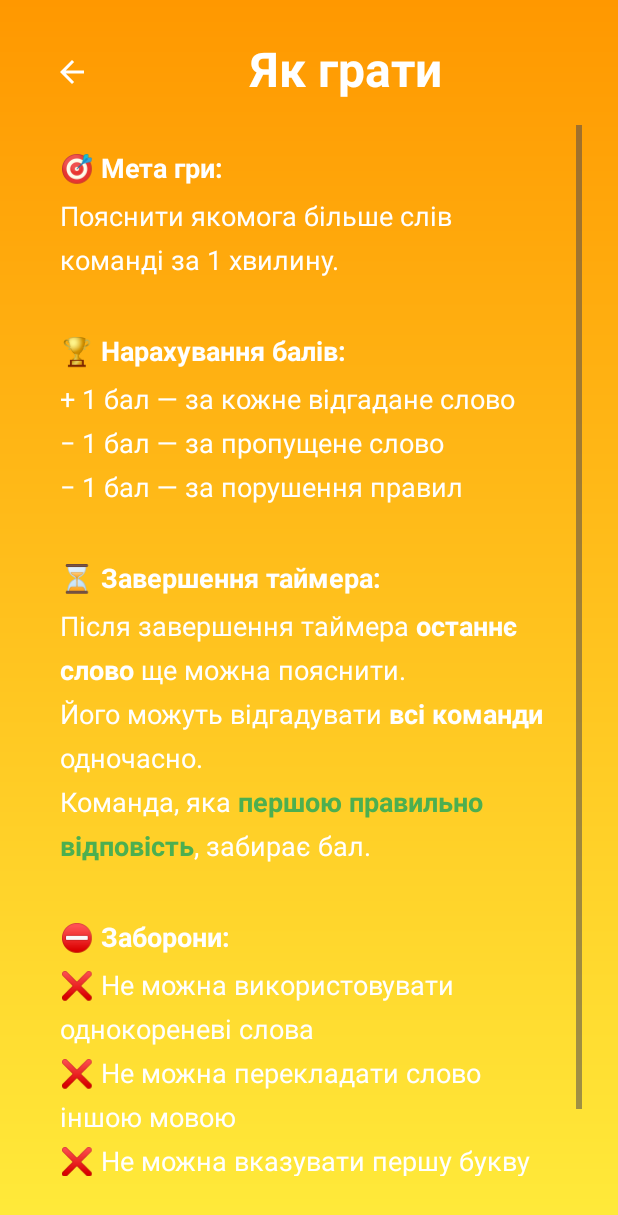
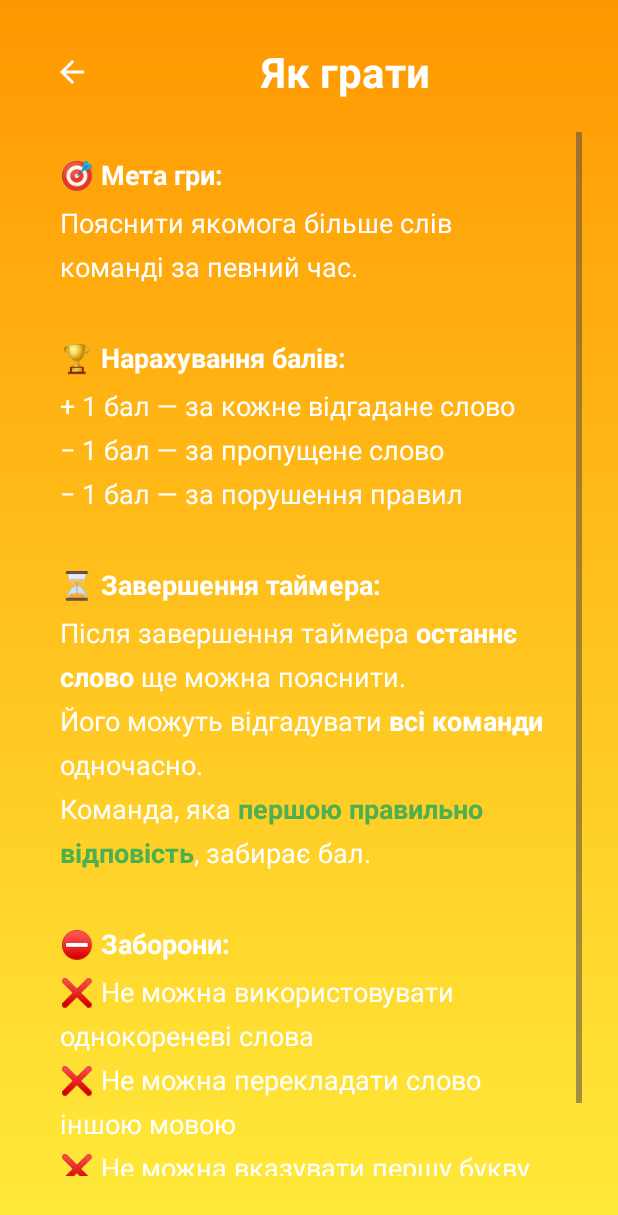
Before and after one commit to YevhenPavlenko/Alias, an Android app: the RuleActivity screen opened directly, with no data from a screen before it, on a phone screen of 412 x 824 dp. Shown: the top 1215 px of the screen. Run offline under Robolectric (Android 15) with nearby library versions, the phone set to English and light mode, and no system bars.

Commit message:
Created new page, universal header, adjustments for rules 1. Created page for choosing game mode 2. Now universal header with title and back button is located in separate layout, view_page_header.xml 3. Rules of the game were adjusted for future functionality

```diff
--- a/app/src/main/AndroidManifest.xml
+++ b/app/src/main/AndroidManifest.xml
@@ -23,6 +23,8 @@
         </activity>
         <activity android:name=".ui.rules.RuleActivity"
             android:exported="false" />
+        <activity android:name=".ui.gamemode.GameModeActivity"
+            android:exported="false" />
     </application>
 
 </manifest>
--- a/app/src/main/java/com/example/alias/ui/base/BaseActivity.java
+++ b/app/src/main/java/com/example/alias/ui/base/BaseActivity.java
@@ -3,10 +3,15 @@ package com.example.alias.ui.base;
 import android.content.Intent;
 import android.os.Bundle;
 import android.view.View;
+import android.widget.ImageButton;
+import android.widget.TextView;
 import android.widget.Toast;
 
 import androidx.annotation.Nullable;
+import androidx.annotation.StringRes;
 import androidx.appcompat.app.AppCompatActivity;
+
+import com.example.alias.R;
 
 public abstract class BaseActivity extends AppCompatActivity {
 
@@ -30,4 +35,20 @@ public abstract class BaseActivity extends AppCompatActivity {
         intent.setFlags(Intent.FLAG_ACTIVITY_CLEAR_TOP | Intent.FLAG_ACTIVITY_SINGLE_TOP);
         startActivity(intent);
     }
+
+    protected void setupHeader(String title) {
+        TextView tvTitle = findViewById(R.id.tvTitle);
+        if (tvTitle != null) {
+            tvTitle.setText(title);
+        }
+
+        ImageButton btnBack = findViewById(R.id.btnBack);
+        if (btnBack != null) {
+            btnBack.setOnClickListener(v -> finish());
+        }
+    }
+
+    protected void setupHeader(@StringRes int titleResId) {
+        setupHeader(getString(titleResId));
+    }
 }
--- a/app/src/main/java/com/example/alias/ui/main/MainActivity.java
+++ b/app/src/main/java/com/example/alias/ui/main/MainActivity.java
@@ -8,6 +8,7 @@ import androidx.activity.OnBackPressedCallback;
 
 import com.example.alias.R;
 import com.example.alias.ui.base.BaseActivity;
+import com.example.alias.ui.gamemode.GameModeActivity;
 import com.example.alias.ui.rules.RuleActivity;
 
 public class MainActivity extends BaseActivity {
@@ -28,6 +29,7 @@ public class MainActivity extends BaseActivity {
 
         animateButtons(btnPlay, btnHowToPlay, btnHistory, btnSettings, btnExit);
 
+        btnPlay.setOnClickListener(v -> navigateTo(GameModeActivity.class));
         btnHowToPlay.setOnClickListener(v -> navigateTo(RuleActivity.class));
         btnExit.setOnClickListener(v -> finish());
 
--- a/app/src/main/java/com/example/alias/ui/rules/RuleActivity.java
+++ b/app/src/main/java/com/example/alias/ui/rules/RuleActivity.java
@@ -13,9 +13,9 @@ public class RuleActivity extends BaseActivity {
     protected void onCreate(Bundle savedInstanceState) {
         super.onCreate(savedInstanceState);
         setContentView(R.layout.activity_rules);
+        setupHeader(R.string.rules);
 
         TextView tvRules = findViewById(R.id.tvRules);
         tvRules.setText(Html.fromHtml(getString(R.string.game_rules), Html.FROM_HTML_MODE_LEGACY));
-        findViewById(R.id.btnBack).setOnClickListener(v -> finish());
     }
 }
--- a/app/src/main/res/layout/activity_rules.xml
+++ b/app/src/main/res/layout/activity_rules.xml
@@ -7,30 +7,11 @@
     android:background="@drawable/bg_gradient"
     android:padding="24dp">
 
-    <ImageButton
-        android:id="@+id/btnBack"
-        android:layout_width="48dp"
-        android:layout_height="48dp"
-        android:background="?attr/selectableItemBackgroundBorderless"
-        android:src="@drawable/ic_arrow_back"
-        android:contentDescription="@string/back"
-        app:tint="@android:color/white"
-        app:layout_constraintTop_toTopOf="parent"
-        app:layout_constraintStart_toStartOf="parent" />
-
-    <TextView
-        android:id="@+id/tvRulesTitle"
-        android:layout_width="0dp"
-        android:layout_height="wrap_content"
-        android:text="@string/rules"
-        android:textColor="@android:color/white"
-        android:textSize="32sp"
-        android:textStyle="bold"
-        android:gravity="center"
-        app:layout_constraintTop_toTopOf="parent"
-        app:layout_constraintStart_toEndOf="@+id/btnBack"
-        app:layout_constraintEnd_toEndOf="parent"
-        app:layout_constraintBottom_toTopOf="@+id/scrollView" />
+    <include
+        android:id="@+id/header"
+        layout="@layout/view_page_header"
+        android:layout_width="match_parent"
+        android:layout_height="wrap_content" />
 
     <ScrollView
         android:id="@+id/scrollView"
@@ -38,7 +19,7 @@
         android:layout_height="0dp"
         android:layout_marginTop="16dp"
         android:layout_marginBottom="16dp"
-        app:layout_constraintTop_toBottomOf="@+id/tvRulesTitle"
+        app:layout_constraintTop_toBottomOf="@+id/header"
         app:layout_constraintBottom_toBottomOf="parent"
         app:layout_constraintStart_toStartOf="parent"
         app:layout_constraintEnd_toEndOf="parent">
--- /dev/null
+++ b/app/src/main/res/layout/view_page_header.xml
@@ -0,0 +1,31 @@
+<?xml version="1.0" encoding="utf-8"?>
+<androidx.constraintlayout.widget.ConstraintLayout xmlns:android="http://schemas.android.com/apk/res/android"
+    xmlns:app="http://schemas.android.com/apk/res-auto"
+    android:layout_width="match_parent"
+    android:layout_height="wrap_content">
+
+    <ImageButton
+        android:id="@+id/btnBack"
+        android:layout_width="48dp"
+        android:layout_height="48dp"
+        android:background="?attr/selectableItemBackgroundBorderless"
+        android:contentDescription="@string/back"
+        android:src="@drawable/ic_arrow_back"
+        app:layout_constraintStart_toStartOf="parent"
+        app:layout_constraintTop_toTopOf="parent"
+        app:tint="@android:color/white" />
+
+    <TextView
+        android:id="@+id/tvTitle"
+        android:layout_width="wrap_content"
+        android:layout_height="48dp"
+        android:text="@string/app_name"
+        android:textColor="@android:color/white"
+        android:textSize="28sp"
+        android:textStyle="bold"
+        android:gravity="center"
+        android:maxLines="2"
+        app:layout_constraintStart_toEndOf="@id/btnBack"
+        app:layout_constraintTop_toTopOf="parent"
+        app:layout_constraintEnd_toEndOf="parent" />
+</androidx.constraintlayout.widget.ConstraintLayout>
--- a/app/src/main/res/values/strings.xml
+++ b/app/src/main/res/values/strings.xml
@@ -12,7 +12,7 @@
     <string name="game_rules">
     <![CDATA[
         <b>🎯 Мета гри:</b><br/>
-        Пояснити якомога більше слів команді за 1 хвилину.<br/><br/>
+        Пояснити якомога більше слів команді за певний час.<br/><br/>
 
         <b>🏆 Нарахування балів:</b><br/>
         + 1 бал — за кожне відгадане слово<br/>
@@ -31,4 +31,10 @@
     ]]>
 </string>
 
+    <string name="chose_game_mode">Виберіть режим гри</string>
+    <string name="on_one_device">На одному пристрої</string>
+    <string name="join_lobby">Приєднатися до лобі</string>
+    <string name="createLobby">Створити лобі</string>
+
+
 </resources>
```
Also changed, not shown: app/src/main/java/com/example/alias/ui/gamemode/GameModeActivity.java (added, +23 -0 lines), app/src/main/res/layout/activity_game_mode.xml (added, +43 -0 lines).
